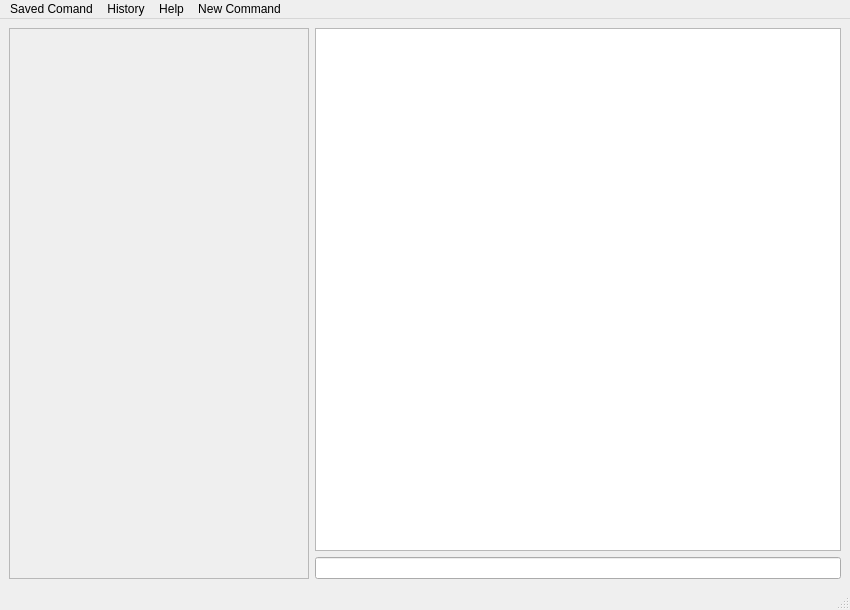
Qt form TestMyWidget/mainwindow.ui (DizelforClaSS/Qt-project) before a commit.
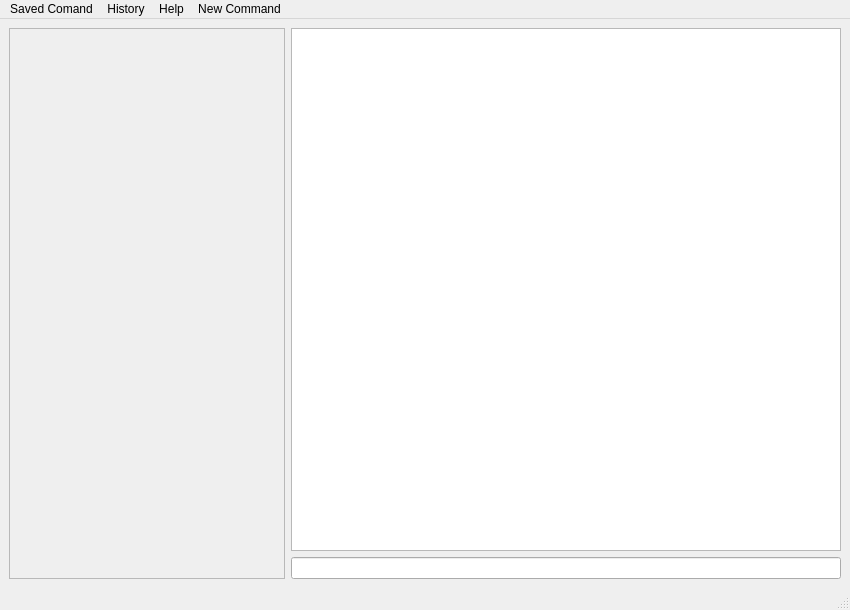
The same form after that commit.

```diff
--- a/TestMyWidget/mainwindow.ui
+++ b/TestMyWidget/mainwindow.ui
@@ -29,6 +29,12 @@
       <property name="enabled">
        <bool>true</bool>
       </property>
+      <property name="minimumSize">
+       <size>
+        <width>550</width>
+        <height>0</height>
+       </size>
+      </property>
       <property name="readOnly">
        <bool>true</bool>
       </property>
@@ -44,7 +50,7 @@
       </property>
       <property name="maximumSize">
        <size>
-        <width>300</width>
+        <width>500</width>
         <height>16777215</height>
        </size>
       </property>
@@ -56,7 +62,7 @@
         <rect>
          <x>0</x>
          <y>0</y>
-         <width>298</width>
+         <width>274</width>
          <height>546</height>
         </rect>
        </property>
@@ -72,6 +78,9 @@
         <height>30</height>
        </size>
       </property>
+      <property name="clearButtonEnabled">
+       <bool>true</bool>
+      </property>
      </widget>
     </item>
    </layout>
```
